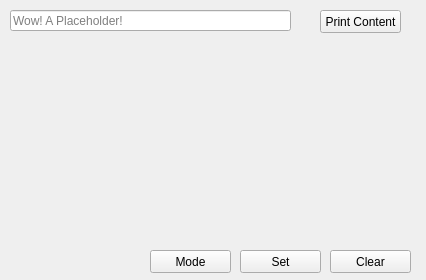
Old version of the form gui.ui in the repository CCrico/Read_barcode.
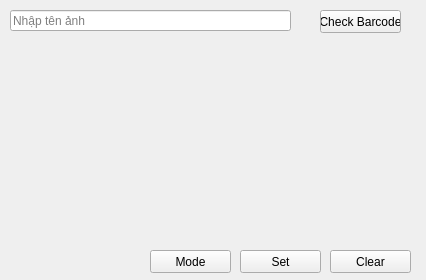
New version of the form.

Diff of the .ui file:
```diff
--- a/gui.ui
+++ b/gui.ui
@@ -24,7 +24,7 @@
      </rect>
     </property>
     <property name="text">
-     <string>Print Content</string>
+     <string>Check Barcode</string>
     </property>
    </widget>
    <widget class="QLineEdit" name="input">
@@ -32,12 +32,12 @@
      <rect>
       <x>10</x>
       <y>10</y>
-      <width>281</width>
+      <width>281</width>pri
       <height>21</height>
      </rect>
     </property>
     <property name="placeholderText">
-     <string>Wow! A Placeholder!</string>
+     <string>Nhập tên ảnh</string>
     </property>
    </widget>
    <widget class="QPushButton" name="modeButton">
```
